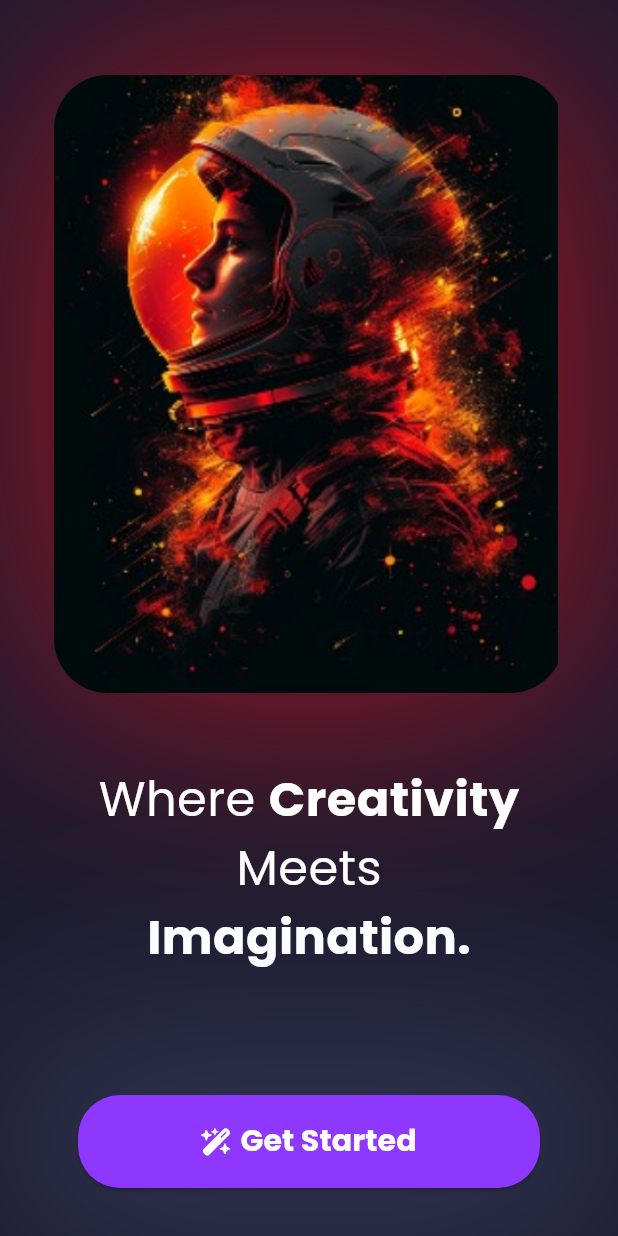
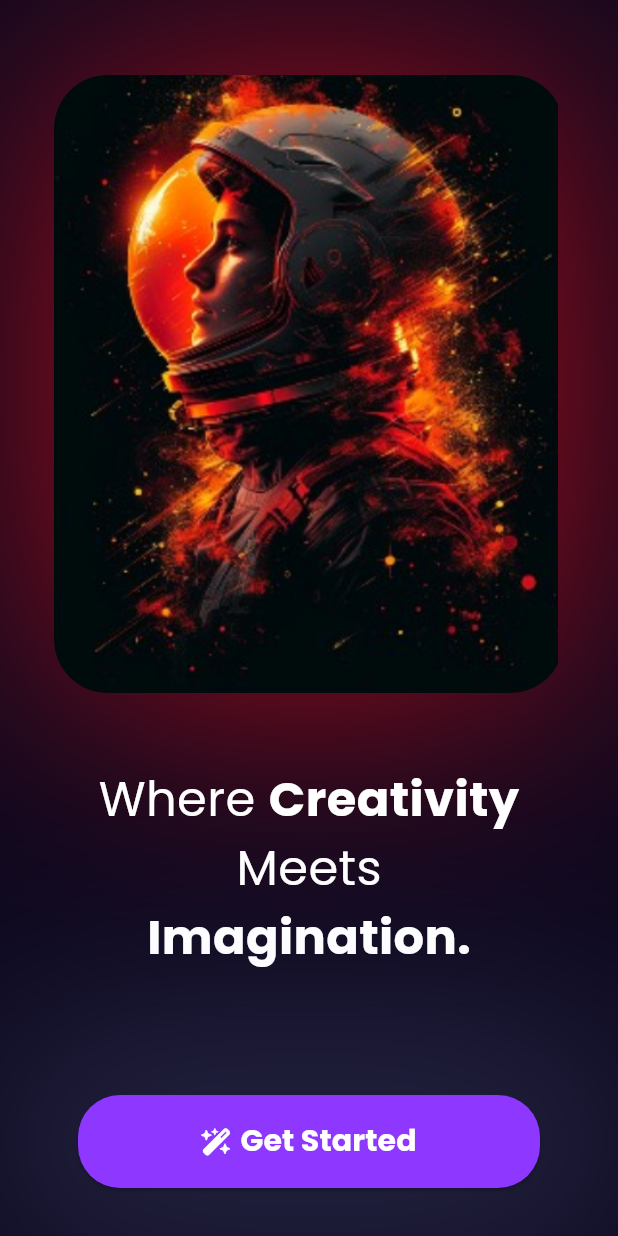
Before and after one commit to Vinit710/flutter_application_1, a Flutter app: the screen it shows after launch, on a phone screen of 412 x 824 dp. Run offline on Flutter 3.47's test engine with Material 3 defaults, Android fonts, the phone set to English and light mode, and no system bars; our stand-ins replace flutter_staggered_animations, font_awesome_flutter, google_fonts, image_picker, lottie.

Commit message:
updated the hex code for bg color

```diff
--- a/lib/pages/start.dart
+++ b/lib/pages/start.dart
@@ -8,7 +8,7 @@ class StartPage extends StatelessWidget {
   @override
   Widget build(BuildContext context) {
     return Scaffold(
-      backgroundColor: const Color(0xFF1A1A2E), // Dark background color
+      backgroundColor: const Color(0xFF0C081E), // Dark background color
       body: SafeArea(
         child: Column(
           mainAxisAlignment: MainAxisAlignment.center,
```
